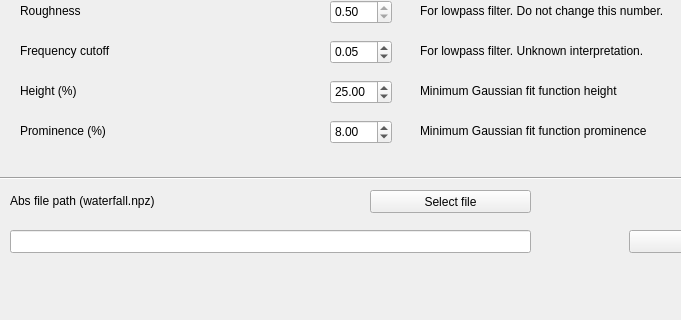
First picture: the form in gui.ui, repository pdijksta/photon_spectra, before the edit; both pictures show x 0 to 681 and y 280 to 600 of the 800 by 600 pixel window.
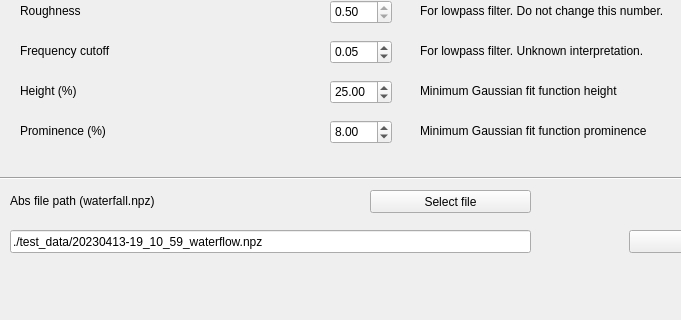
Second picture: the form after the edit.

```diff
--- a/gui.ui
+++ b/gui.ui
@@ -395,6 +395,9 @@
       <height>23</height>
      </rect>
     </property>
+    <property name="text">
+     <string>./test_data/20230413-19_10_59_waterflow.npz</string>
+    </property>
    </widget>
    <widget class="QLabel" name="label_19">
     <property name="geometry">
```
